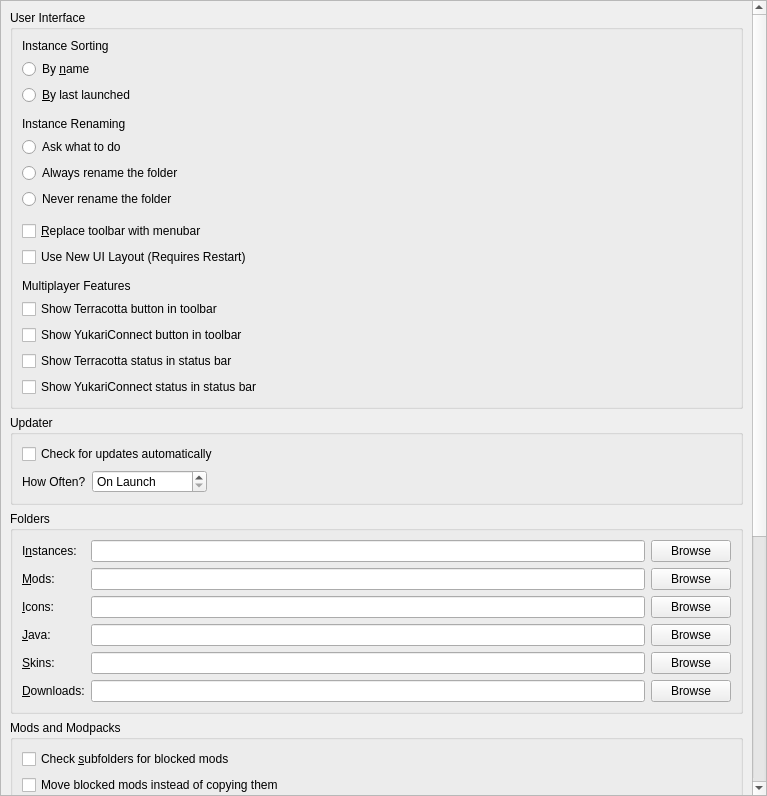
Before: the Qt Designer form launcher/ui/pages/global/LauncherPage.ui in AndreaFrederica/LunaLauncher, drawn with Qt 5.
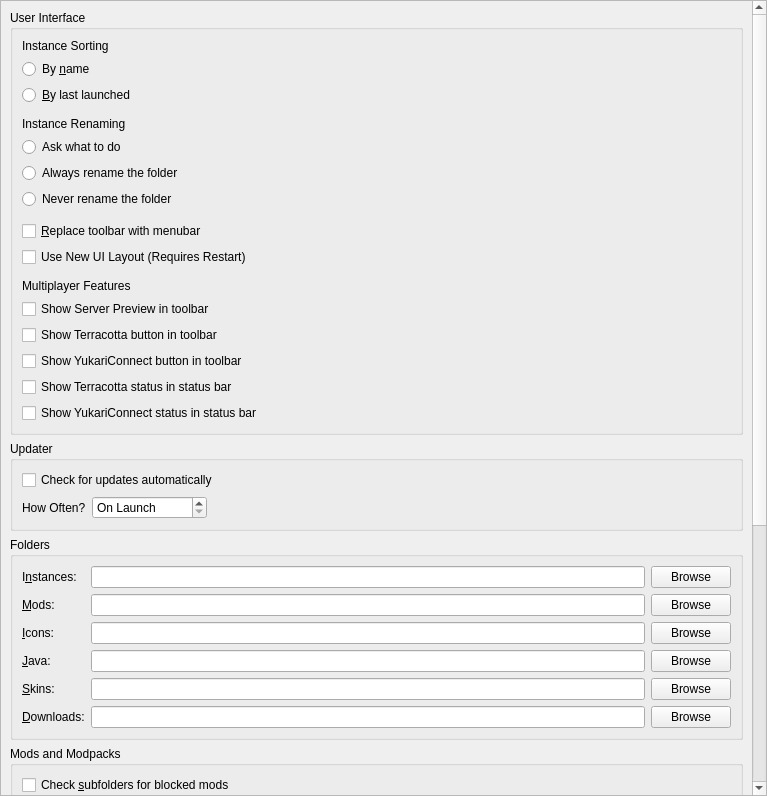
After: the same form once the commit is applied.

```diff
--- a/launcher/ui/pages/global/LauncherPage.ui
+++ b/launcher/ui/pages/global/LauncherPage.ui
@@ -195,6 +195,13 @@
             </property>
            </widget>
           </item>
+          <item>
+           <widget class="QCheckBox" name="showServerPreviewCheckBox">
+            <property name="text">
+             <string>Show Server Preview in toolbar</string>
+            </property>
+           </widget>
+          </item>
           <item>
            <widget class="QCheckBox" name="showTerracottaToolBarCheckBox">
             <property name="text">
```
